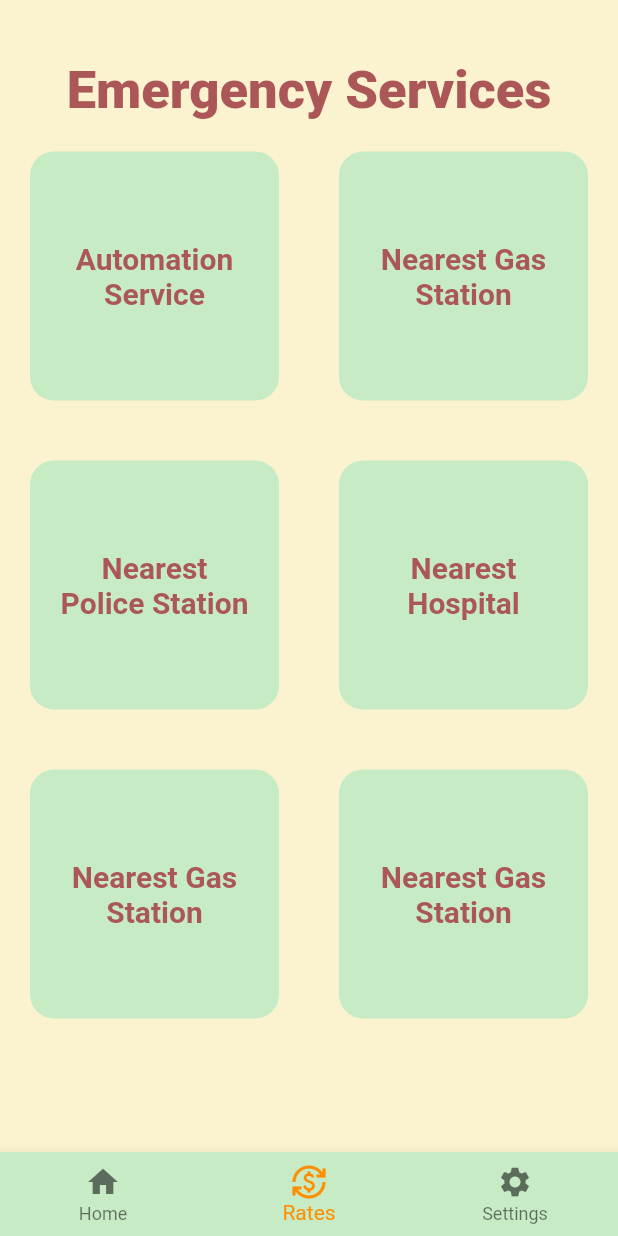
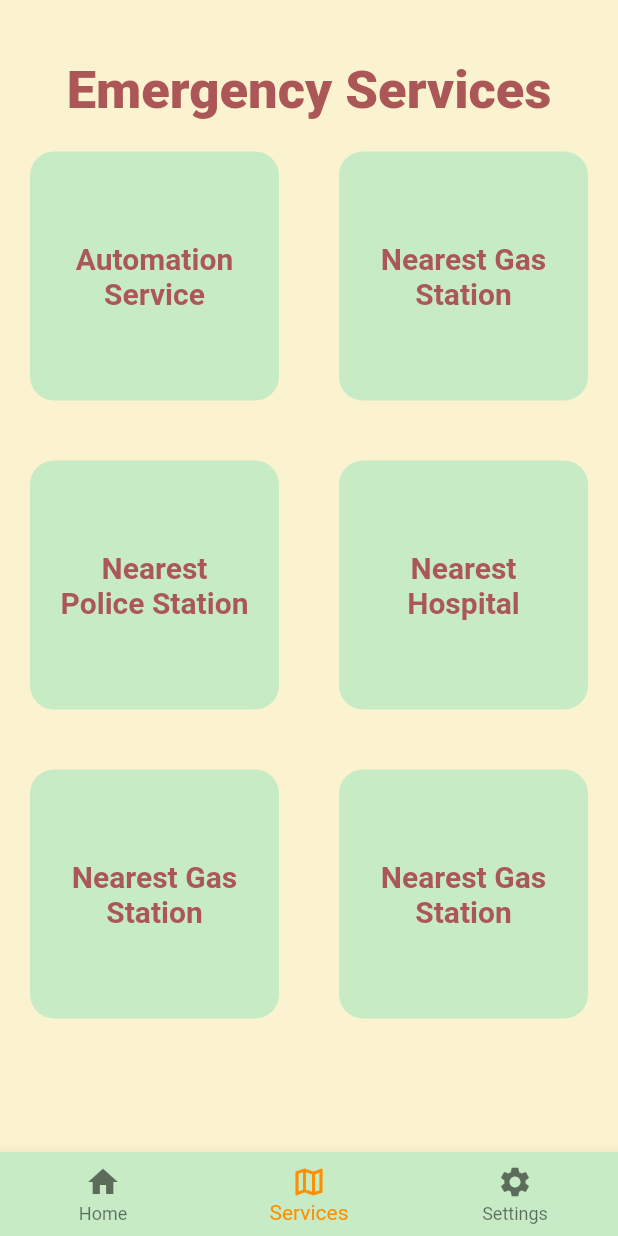
Before and after one commit to danamestrial/xpressready, a Flutter app: the screen it shows once a user with an empty profile is signed in, item 2 of the bottom bar chosen, on a phone screen of 412 x 824 dp. Run offline on Flutter 3.47's test engine with Material 2 defaults, Android fonts, the phone set to English and light mode, and no system bars; our stand-ins replace firebase_auth, firebase_core, google_sign_in, shared_preferences; accounts and stored records are empty; network calls fail.

Commit message:
fix: fixed icon on bottomnavbar

```diff
--- a/lib/screen/home_screen.dart
+++ b/lib/screen/home_screen.dart
@@ -43,8 +43,8 @@ class HomeScreenState extends State<HomeScreen> {
             label: 'Home',
           ),
           BottomNavigationBarItem(
-            icon: Icon(Icons.currency_exchange),
-            label: 'Rates',
+            icon: Icon(Icons.map_outlined),
+            label: 'Services',
           ),
           BottomNavigationBarItem(
             icon: Icon(Icons.settings),
```
